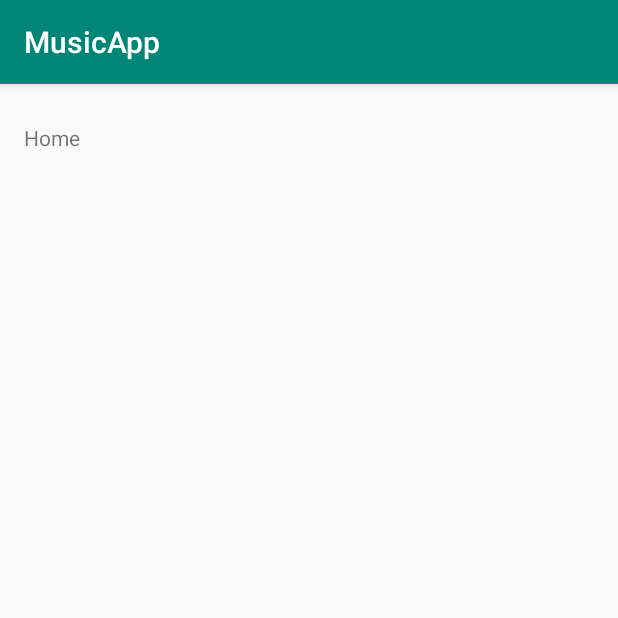
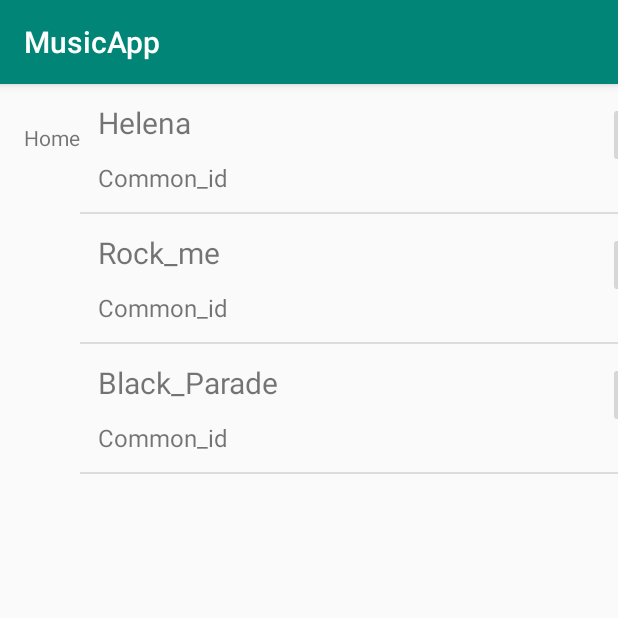
Before and after one commit to Ttan-24/MusicApp, an Android app: the screen it shows after launch (MainActivity), on a phone screen of 412 x 824 dp, the top half of it. Run offline under Robolectric (Android 15) with nearby library versions, the phone set to English and light mode, and no system bars; 4 statements that could not run were skipped.

Commit message:
Custom Array Adapter

```diff
--- a/app/src/main/java/com/example/musicapp/MainActivity.java
+++ b/app/src/main/java/com/example/musicapp/MainActivity.java
@@ -8,9 +8,12 @@ import androidx.appcompat.app.AppCompatActivity;
 import androidx.annotation.NonNull;
 
 import android.view.MenuItem;
+import android.view.View;
+import android.widget.AdapterView;
 import android.widget.ArrayAdapter;
 import android.widget.ListView;
 import android.widget.TextView;
+import android.widget.Toast;
 
 public class MainActivity extends AppCompatActivity {
     private TextView mTextMessage;
@@ -37,9 +40,9 @@ public class MainActivity extends AppCompatActivity {
     };
 
     private final Track [] Tracks = new Track[]{
-            new Track(1, "Helena", "+44", 123, 2),
-            new Track(2, "Rock_me", "+91", 234, 3),
-            new Track(3, "Black_Parade", "+44", 456, 4),
+            new Track(1, "Helena", "+44", 123, 2,false),
+            new Track(2, "Rock_me", "+91", 234, 3,false),
+            new Track(3, "Black_Parade", "+44", 456, 4,true),
     };
 
 
@@ -50,12 +53,15 @@ public class MainActivity extends AppCompatActivity {
         BottomNavigationView navView = findViewById(R.id.nav_view);
         mTextMessage = findViewById(R.id.message);
         navView.setOnNavigationItemSelectedListener(mOnNavigationItemSelectedListener);
-        listView = findViewById(R.id.listView);
 
-        listView.setAdapter(
-                new ArrayAdapter<>(this, android.R.layout.simple_list_item_1, Tracks));
-
+        listView = (ListView) findViewById(R.id.listView);
+        listView.setAdapter(new Track_Adapter(this, Tracks));
+        listView.setOnItemClickListener(new AdapterView.OnItemClickListener() {
+            @Override
+            public void onItemClick(AdapterView<?> av, View v, int i, long l) {
+                Toast.makeText(MainActivity.this, "Clicked item: " + Tracks[i],
+                        Toast.LENGTH_SHORT).show();
+            }
+        });
     }
-
-
 }
--- a/app/src/main/java/com/example/musicapp/Track.java
+++ b/app/src/main/java/com/example/musicapp/Track.java
@@ -1,4 +1,4 @@
-package com.example.musicapp.;
+package com.example.musicapp;
 
 public class Track {
     private int commontrack_id;
@@ -6,13 +6,15 @@ public class Track {
     private String country_code;
     private int position;
     private int date_liked;
+    private boolean favourite;
 
-    public Track(int commontrack_id, String track_name, String country_code, int position, int date_liked) {
+    public Track(int commontrack_id, String track_name, String country_code, int position, int date_liked, boolean favourite) {
         this.commontrack_id = commontrack_id;
         this.track_name = track_name;
         this.country_code = country_code;
         this.position = position;
         this.date_liked = date_liked;
+        this.favourite = favourite;
     }
 
     public int getCommontrack_id() {
@@ -35,8 +37,13 @@ public class Track {
         return date_liked;
     }
 
+    public boolean isFavourite() {
+        return favourite;
+    }
+
     @Override
     public String toString() {
-        return "Track{}";
+        return this.track_name;
     }
+
 }
--- /dev/null
+++ b/app/src/main/java/com/example/musicapp/Track_Adapter.java
@@ -0,0 +1,55 @@
+package com.example.musicapp;
+
+import android.content.Context;
+import android.text.Html;
+import android.view.LayoutInflater;
+import android.view.View;
+import android.view.ViewGroup;
+import android.widget.ArrayAdapter;
+import android.widget.CheckBox;
+import android.widget.CompoundButton;
+import android.widget.ImageButton;
+import android.widget.TextView;
+import android.widget.Toast;
+
+import androidx.annotation.NonNull;
+
+// the Track_Adapter can only be used to manage items of type Track
+public class Track_Adapter extends ArrayAdapter<Track> {
+    public Track_Adapter (Context context, Track[] Tracks){
+        super(context, R.layout.activity_track, Tracks);
+    }
+
+    @NonNull
+    @Override
+    public View getView(int position, View convertView, @NonNull ViewGroup parent) {
+
+        View view = convertView;
+
+        if (view == null) {
+            final LayoutInflater layoutInflater;
+            layoutInflater = LayoutInflater.from(getContext());
+            view = layoutInflater.inflate(R.layout.activity_track, null);
+        }
+
+        final Track track = getItem(position);
+
+        CheckBox ImageButton = view.findViewById(R.id.ImageButton);
+        TextView track_name = view.findViewById(R.id.track_name);
+        TextView common_id = view.findViewById(R.id.common_id);
+
+        ImageButton.setChecked(track.isFavourite());
+        track_name.setText(track.getTrack_name());
+        common_id.setText(track.getCommontrack_id());
+
+        ImageButton.setOnCheckedChangeListener(
+                new CompoundButton.OnCheckedChangeListener() {
+                    @Override public void onCheckedChanged(CompoundButton cb, boolean b) {
+                        Toast.makeText(getContext(), "Checked " + track + " to: " + b, Toast.LENGTH_SHORT).show();
+                    }
+                });
+
+        return view;
+    }
+
+}
--- /dev/null
+++ b/app/src/main/res/drawable/favourite_icon.xml
@@ -0,0 +1,5 @@
+<vector android:height="24dp" android:tint="#FF0000"
+    android:viewportHeight="24.0" android:viewportWidth="24.0"
+    android:width="24dp" xmlns:android="http://schemas.android.com/apk/res/android">
+    <path android:fillColor="#FF000000" android:pathData="M12,21.35l-1.45,-1.32C5.4,15.36 2,12.28 2,8.5 2,5.42 4.42,3 7.5,3c1.74,0 3.41,0.81 4.5,2.09C13.09,3.81 14.76,3 16.5,3 19.58,3 22,5.42 22,8.5c0,3.78 -3.4,6.86 -8.55,11.54L12,21.35z"/>
+</vector>
--- a/app/src/main/res/layout/activity_main.xml
+++ b/app/src/main/res/layout/activity_main.xml
@@ -6,6 +6,13 @@
     android:layout_width="match_parent"
     android:layout_height="match_parent"
     tools:context=".MainActivity">
+
+    <Button
+        android:id="@+id/button"
+        android:layout_width="37dp"
+        android:layout_height="wrap_content"
+        android:layout_weight="1"
+        android:text="Country" />
 
     <TextView
         android:id="@+id/message"
@@ -17,13 +24,6 @@
         android:text="@string/title_home"
         app:layout_constraintLeft_toLeftOf="parent"
         app:layout_constraintTop_toTopOf="parent" />
-
-    <Button
-        android:id="@+id/button"
-        android:layout_width="wrap_content"
-        android:layout_height="wrap_content"
-        android:layout_weight="1"
-        android:text="Country" />
 
     <com.google.android.material.bottomnavigation.BottomNavigationView
         android:id="@+id/nav_view"
--- a/app/src/main/res/layout/activity_track.xml
+++ b/app/src/main/res/layout/activity_track.xml
@@ -1,9 +1,37 @@
 <?xml version="1.0" encoding="utf-8"?>
-<androidx.constraintlayout.widget.ConstraintLayout xmlns:android="http://schemas.android.com/apk/res/android"
-    xmlns:app="http://schemas.android.com/apk/res-auto"
-    xmlns:tools="http://schemas.android.com/tools"
+<RelativeLayout
+    xmlns:android="http://schemas.android.com/apk/res/android"
+    android:padding="12dp"
+    android:descendantFocusability="blocksDescendants"
     android:layout_width="match_parent"
-    android:layout_height="match_parent"
-    tools:context=".Track">
+    android:layout_height="wrap_content">
 
-</androidx.constraintlayout.widget.ConstraintLayout>
+    <ImageButton
+        android:id="@+id/ImageButton"
+        android:layout_width="wrap_content"
+        android:layout_height="wrap_content"
+        android:layout_alignParentRight="true"
+        android:layout_alignParentEnd="true"
+        android:src="@drawable/favourite_icon" />
+
+    <TextView
+        android:id="@+id/track_name"
+        android:text="TrackName"
+        android:textSize="20sp"
+        android:layout_toLeftOf="@id/ImageButton"
+        android:layout_toStartOf="@id/ImageButton"
+        android:layout_width="match_parent"
+        android:layout_height="wrap_content" />
+
+    <TextView
+        android:id="@+id/common_id"
+        android:text="Common_id"
+        android:textSize="16sp"
+        android:layout_marginTop="12dp"
+        android:layout_toLeftOf="@id/ImageButton"
+        android:layout_toStartOf="@id/ImageButton"
+        android:layout_below="@id/track_name"
+        android:layout_width="match_parent"
+        android:layout_height="wrap_content" />
+
+</RelativeLayout >
```
